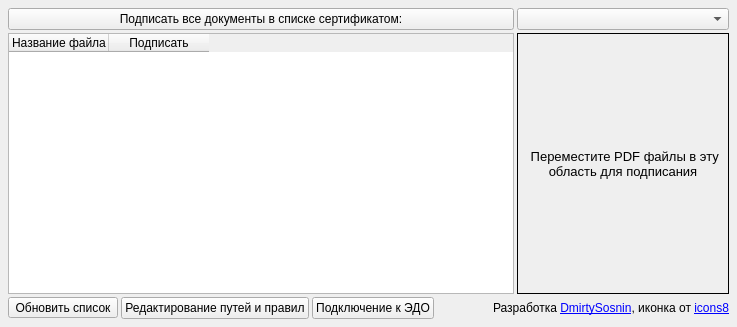
First picture: the form in UI/main.ui, repository DimulyaPlay/DocumentSIGner, before the edit.
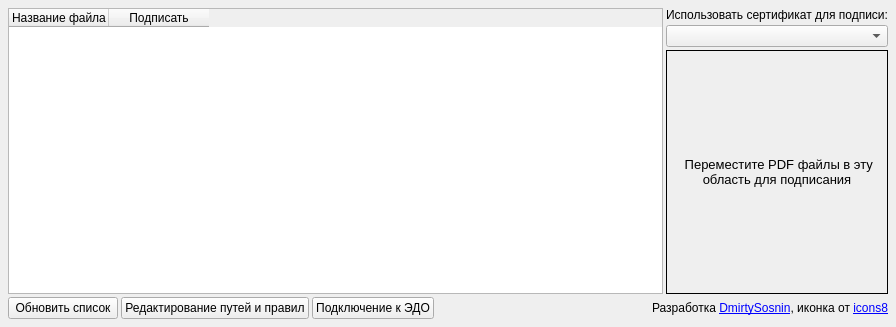
Second picture: the form after the edit.

Diff of the .ui file:
```diff
--- a/UI/main.ui
+++ b/UI/main.ui
@@ -6,7 +6,7 @@
    <rect>
     <x>0</x>
     <y>0</y>
-    <width>737</width>
+    <width>896</width>
     <height>327</height>
    </rect>
   </property>
@@ -30,21 +30,58 @@
     <property name="spacing">
      <number>3</number>
     </property>
-    <item row="2" column="0" colspan="5">
-     <widget class="QPushButton" name="pushButton">
+    <item row="11" column="0">
+     <widget class="QToolButton" name="toolButton_update">
       <property name="sizePolicy">
-       <sizepolicy hsizetype="MinimumExpanding" vsizetype="Fixed">
+       <sizepolicy hsizetype="Fixed" vsizetype="Minimum">
         <horstretch>0</horstretch>
         <verstretch>0</verstretch>
        </sizepolicy>
       </property>
       <property name="text">
-       <string>Подписать все документы в списке сертификатом:</string>
+       <string>Обновить список</string>
       </property>
+      <property name="iconSize">
+       <size>
+        <width>18</width>
+        <height>18</height>
+       </size>
+      </property>
+      <property name="popupMode">
+       <enum>QToolButton::DelayedPopup</enum>
+      </property>
+      <property name="toolButtonStyle">
+       <enum>Qt::ToolButtonTextBesideIcon</enum>
+      </property>
      </widget>
     </item>
-    <item row="3" column="0" rowspan="5" colspan="5">
+    <item row="11" column="2">
+     <widget class="QPushButton" name="pushButton_connection">
+      <property name="sizePolicy">
+       <sizepolicy hsizetype="Maximum" vsizetype="Fixed">
+        <horstretch>0</horstretch>
+        <verstretch>0</verstretch>
+       </sizepolicy>
+      </property>
+      <property name="text">
+       <string>Подключение к ЭДО</string>
+      </property>
+     </widget>
+    </item>
+    <item row="3" column="0" rowspan="8" colspan="5">
      <widget class="QTableWidget" name="tableWidget">
+      <property name="editTriggers">
+       <set>QAbstractItemView::NoEditTriggers</set>
+      </property>
+      <property name="selectionBehavior">
+       <enum>QAbstractItemView::SelectRows</enum>
+      </property>
+      <property name="showGrid">
+       <bool>false</bool>
+      </property>
+      <attribute name="verticalHeaderVisible">
+       <bool>false</bool>
+      </attribute>
       <column>
        <property name="text">
         <string>Название файла</string>
@@ -57,7 +94,68 @@
       </column>
      </widget>
     </item>
-    <item row="3" column="5" rowspan="5" colspan="2">
+    <item row="11" column="1">
+     <widget class="QPushButton" name="pushButton_editor">
+      <property name="sizePolicy">
+       <sizepolicy hsizetype="Minimum" vsizetype="Maximum">
+        <horstretch>0</horstretch>
+        <verstretch>0</verstretch>
+       </sizepolicy>
+      </property>
+      <property name="text">
+       <string>Редактирование путей и правил</string>
+      </property>
+     </widget>
+    </item>
+    <item row="11" column="3" colspan="3">
+     <widget class="QLabel" name="label_5">
+      <property name="sizePolicy">
+       <sizepolicy hsizetype="Preferred" vsizetype="Maximum">
+        <horstretch>0</horstretch>
+        <verstretch>0</verstretch>
+       </sizepolicy>
+      </property>
+      <property name="text">
+       <string>&lt;html&gt;&lt;head/&gt;&lt;body&gt;&lt;p&gt;Разработка &lt;a href=&quot;https://boosty.to/microrazrab&quot;&gt;&lt;span style=&quot; text-decoration: underline; color:#0000ff;&quot;&gt;DmirtySosnin&lt;/span&gt;&lt;/a&gt;, иконка от &lt;a href=&quot;https://icons8.ru/&quot;&gt;&lt;span style=&quot; text-decoration: underline; color:#0000ff;&quot;&gt;icons8&lt;/span&gt;&lt;/a&gt;&lt;/p&gt;&lt;/body&gt;&lt;/html&gt;</string>
+      </property>
+      <property name="textFormat">
+       <enum>Qt::RichText</enum>
+      </property>
+      <property name="alignment">
+       <set>Qt::AlignRight|Qt::AlignTrailing|Qt::AlignVCenter</set>
+      </property>
+     </widget>
+    </item>
+    <item row="3" column="5">
+     <widget class="QLabel" name="label">
+      <property name="sizePolicy">
+       <sizepolicy hsizetype="Preferred" vsizetype="Maximum">
+        <horstretch>0</horstretch>
+        <verstretch>0</verstretch>
+       </sizepolicy>
+      </property>
+      <property name="text">
+       <string>Использовать сертификат для подписи:</string>
+      </property>
+     </widget>
+    </item>
+    <item row="4" column="5">
+     <widget class="QComboBox" name="comboBox_certs">
+      <property name="sizePolicy">
+       <sizepolicy hsizetype="Maximum" vsizetype="Fixed">
+        <horstretch>0</horstretch>
+        <verstretch>0</verstretch>
+       </sizepolicy>
+      </property>
+      <property name="maximumSize">
+       <size>
+        <width>296</width>
+        <height>16777215</height>
+       </size>
+      </property>
+     </widget>
+    </item>
+    <item row="5" column="5" rowspan="6">
      <widget class="QFrame" name="frame_dropzone">
       <property name="sizePolicy">
        <sizepolicy hsizetype="Minimum" vsizetype="Preferred">
@@ -78,7 +176,7 @@
        <item>
         <widget class="QLabel" name="label_2">
          <property name="sizePolicy">
-          <sizepolicy hsizetype="Preferred" vsizetype="Preferred">
+          <sizepolicy hsizetype="Maximum" vsizetype="Preferred">
            <horstretch>0</horstretch>
            <verstretch>0</verstretch>
           </sizepolicy>
@@ -112,68 +210,6 @@
       </layout>
      </widget>
     </item>
-    <item row="8" column="1">
-     <widget class="QPushButton" name="pushButton_editor">
-      <property name="text">
-       <string>Редактирование путей и правил</string>
-      </property>
-     </widget>
-    </item>
-    <item row="8" column="0">
-     <widget class="QToolButton" name="toolButton_update">
-      <property name="text">
-       <string>Обновить список</string>
-      </property>
-      <property name="iconSize">
-       <size>
-        <width>18</width>
-        <height>18</height>
-       </size>
-      </property>
-      <property name="popupMode">
-       <enum>QToolButton::DelayedPopup</enum>
-      </property>
-      <property name="toolButtonStyle">
-       <enum>Qt::ToolButtonTextBesideIcon</enum>
-      </property>
-     </widget>
-    </item>
-    <item row="8" column="3" colspan="4">
-     <widget class="QLabel" name="label_5">
-      <property name="text">
-       <string>&lt;html&gt;&lt;head/&gt;&lt;body&gt;&lt;p&gt;Разработка &lt;a href=&quot;https://boosty.to/microrazrab&quot;&gt;&lt;span style=&quot; text-decoration: underline; color:#0000ff;&quot;&gt;DmirtySosnin&lt;/span&gt;&lt;/a&gt;, иконка от &lt;a href=&quot;https://icons8.ru/&quot;&gt;&lt;span style=&quot; text-decoration: underline; color:#0000ff;&quot;&gt;icons8&lt;/span&gt;&lt;/a&gt;&lt;/p&gt;&lt;/body&gt;&lt;/html&gt;</string>
-      </property>
-      <property name="textFormat">
-       <enum>Qt::RichText</enum>
-      </property>
-      <property name="alignment">
-       <set>Qt::AlignRight|Qt::AlignTrailing|Qt::AlignVCenter</set>
-      </property>
-     </widget>
-    </item>
-    <item row="2" column="5" colspan="2">
-     <widget class="QComboBox" name="comboBox_certs">
-      <property name="sizePolicy">
-       <sizepolicy hsizetype="Expanding" vsizetype="Fixed">
-        <horstretch>0</horstretch>
-        <verstretch>0</verstretch>
-       </sizepolicy>
-      </property>
-      <property name="maximumSize">
-       <size>
-        <width>296</width>
-        <height>16777215</height>
-       </size>
-      </property>
-     </widget>
-    </item>
-    <item row="8" column="2">
-     <widget class="QPushButton" name="pushButton_connection">
-      <property name="text">
-       <string>Подключение к ЭДО</string>
-      </property>
-     </widget>
-    </item>
    </layout>
   </widget>
  </widget>
```
